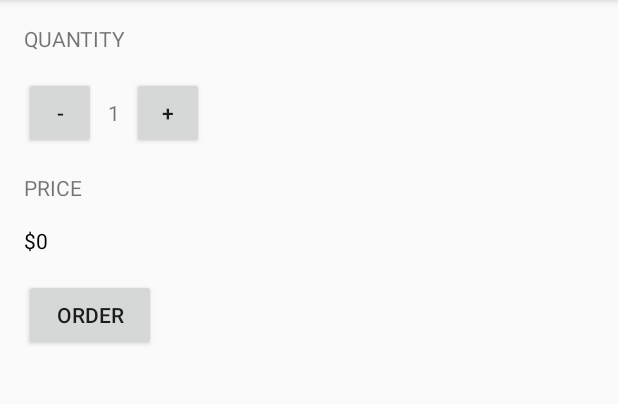
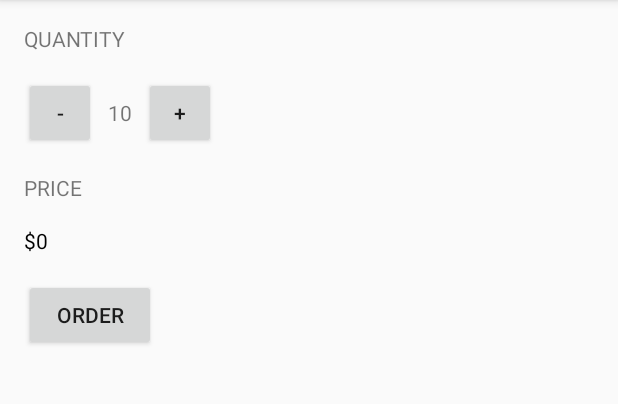
Before and after one commit to suwonsmartapp/Android6ki, an Android app: the screen it shows after launch (CoffeeActivity), on a phone screen of 412 x 824 dp, the part 84-488 px from its top. Run offline under Robolectric (Android 15) with nearby library versions, the phone set to English and light mode, and no system bars.

Commit message:
Coffee 주문 앱  - XML에서 View의 레퍼런스 가져오는 방법, 버튼 조작, Toast 메시지

```diff
--- a/app/src/main/java/com/example/myapplication/CoffeeActivity.java
+++ b/app/src/main/java/com/example/myapplication/CoffeeActivity.java
@@ -1,7 +1,10 @@
 package com.example.myapplication;
 
+import android.os.Bundle;
 import android.support.v7.app.AppCompatActivity;
-import android.os.Bundle;
+import android.view.View;
+import android.widget.TextView;
+import android.widget.Toast;
 
 public class CoffeeActivity extends AppCompatActivity {
 
@@ -9,8 +12,19 @@ public class CoffeeActivity extends AppCompatActivity {
     @Override
     protected void onCreate(Bundle savedInstanceState) {
         super.onCreate(savedInstanceState);
-
         // 레이아웃 설정
         setContentView(R.layout.activity_coffee);
+
+        // XML에 있는 View의 레퍼런스를 가져오는 방법
+        TextView quantityTextView = (TextView) findViewById(R.id.quantity_text);
+
+        quantityTextView.setText("10");
+    }
+
+    public void minusButtonClicked(View view) {
+        Toast.makeText(this, "잘 눌림", Toast.LENGTH_SHORT).show();
+    }
+
+    public void plusButtonClicked(View view) {
     }
 }
--- a/app/src/main/res/layout/activity_coffee.xml
+++ b/app/src/main/res/layout/activity_coffee.xml
@@ -21,11 +21,14 @@
         android:orientation="horizontal">
 
         <Button
+            android:id="@+id/minus_button"
             android:layout_width="48dp"
             android:layout_height="48dp"
+            android:onClick="minusButtonClicked"
             android:text="-" />
 
         <TextView
+            android:id="@+id/quantity_text"
             android:layout_width="wrap_content"
             android:layout_height="wrap_content"
             android:layout_marginEnd="8dp"
@@ -35,8 +38,10 @@
             android:text="1" />
 
         <Button
+            android:id="@+id/plus_button"
             android:layout_width="48dp"
             android:layout_height="48dp"
+            android:onClick="plusButtonClicked"
             android:text="+" />
 
     </LinearLayout>
```
